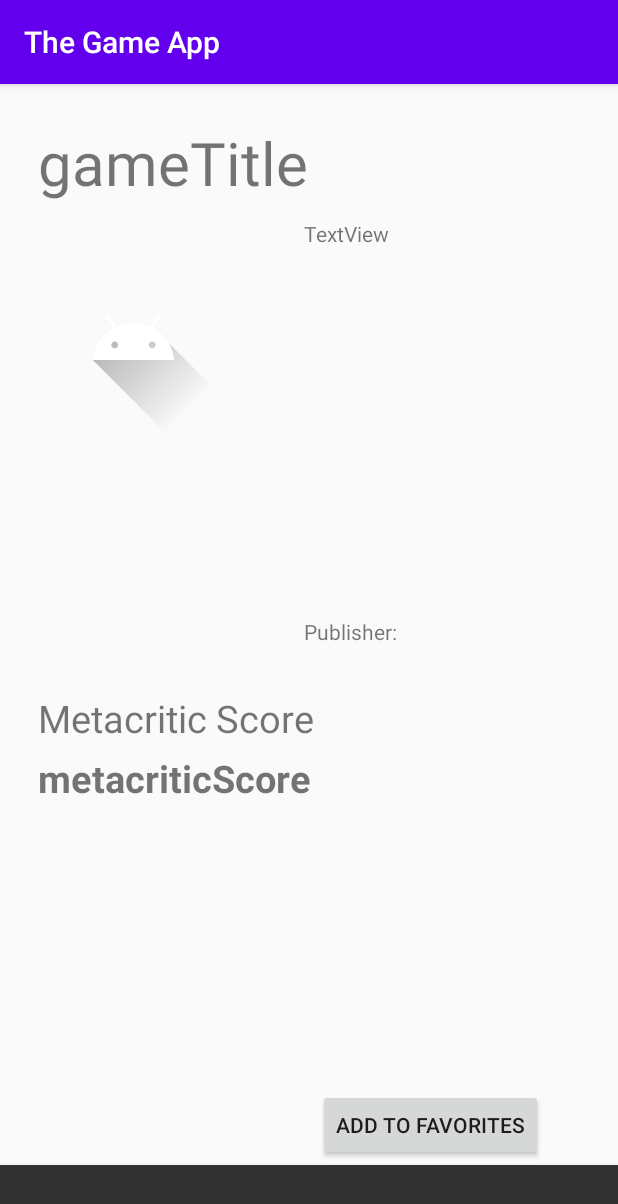
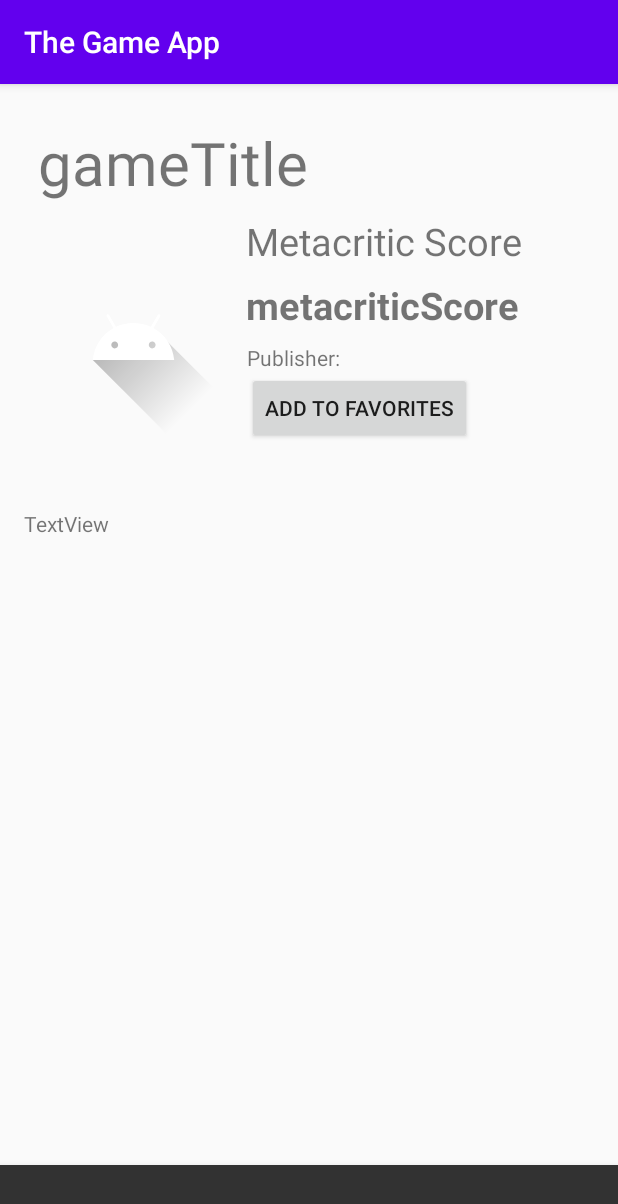
Before and after one commit to dueruen/TheGameapp, an Android app: the fragment GameDetailsFragment shown on its own in the app's theme, after a tap on "ADD TO FAVORITES", on a phone screen of 412 x 824 dp. Shown: the top 1204 px of the screen. Run offline under Robolectric (Android 15) with nearby library versions, the phone set to English and light mode, and no system bars; our stand-ins replace Room's generated code; pictures from the network do not load; 10 statements that could not run were skipped.

Commit message:
Favorite funcs (#2)

```diff
--- a/app/src/main/java/com/example/thegameapp/favorites/FavoriteRepository.java
+++ b/app/src/main/java/com/example/thegameapp/favorites/FavoriteRepository.java
@@ -2,8 +2,10 @@ package com.example.thegameapp.favorites;
 
 import android.app.Application;
 import android.os.AsyncTask;
+import android.util.Log;
 
 import androidx.lifecycle.LiveData;
+import androidx.lifecycle.Observer;
 
 import com.example.thegameapp.favorites.entities.FavoriteDao;
 import com.example.thegameapp.favorites.entities.FavoriteDatabase;
@@ -19,6 +21,7 @@ public class FavoriteRepository {
         FavoriteDatabase database = FavoriteDatabase.getInstance(application);
         favoriteDao = database.favoriteDao();
         favorites = favoriteDao.getFavorites();
+        Log.wtf("TEST", "FAV size " + favorites);
     }
 
     public void insert(FavoriteEntity f) {
--- a/app/src/main/java/com/example/thegameapp/favorites/entities/FavoriteEntity.java
+++ b/app/src/main/java/com/example/thegameapp/favorites/entities/FavoriteEntity.java
@@ -5,13 +5,14 @@ import androidx.room.PrimaryKey;
 
 @Entity(tableName = "favorite_table")
 public class FavoriteEntity {
-    @PrimaryKey(autoGenerate = true)
+    @PrimaryKey
     private int id;
     private String title;
     private int score;
     private String image;
 
-    public FavoriteEntity(String title, int score, String image) {
+    public FavoriteEntity(int id, String title, int score, String image) {
+        this.id = id;
         this.title = title;
         this.score = score;
         this.image = image;
--- a/app/src/main/java/com/example/thegameapp/games/GameDetailsFragment.java
+++ b/app/src/main/java/com/example/thegameapp/games/GameDetailsFragment.java
@@ -21,7 +21,6 @@ import com.example.thegameapp.favorites.FavoritesViewModel;
 import com.example.thegameapp.favorites.entities.FavoriteEntity;
 import com.example.thegameapp.games.entities.Game;
 import com.example.thegameapp.games.entities.Publisher;
-import com.google.android.material.snackbar.BaseTransientBottomBar;
 import com.google.android.material.snackbar.Snackbar;
 
 import java.util.List;
@@ -29,6 +28,7 @@ import java.util.List;
 public class GameDetailsFragment extends Fragment implements View.OnClickListener {
 
     private GamesViewModel gamesViewModel;
+    private FavoritesViewModel favoritesViewModel;
     private TextView gameTitleTV;
     private ScrollView gameDescriptionSV;
     private TextView gameDescriptionTV;
@@ -36,6 +36,7 @@ public class GameDetailsFragment extends Fragment implements View.OnClickListene
     private TextView publisherTV;
     private ImageView gameIV;
     private Button addToFavoritesButton;
+    private boolean isFavorite;
 
     private Game current;
 
@@ -51,10 +52,28 @@ public class GameDetailsFragment extends Fragment implements View.OnClickListene
         publisherTV = root.findViewById(R.id.publisherTextView);
         gameIV = root.findViewById(R.id.gameImage);
 
+        String gameID = getArguments().getString("GAME_ID");
+
+        favoritesViewModel = ViewModelProviders.of(this).get(FavoritesViewModel.class);
         addToFavoritesButton = root.findViewById(R.id.addToFavoritesButton);
         addToFavoritesButton.setOnClickListener(this);
 
-        String gameID = getArguments().getString("GAME_ID");
+        favoritesViewModel.getFavorites().observe(this, new Observer<List<FavoriteEntity>>() {
+            @Override
+            public void onChanged(List<FavoriteEntity> favoriteEntities) {
+                if (favoriteEntities.size()!= 0) {
+                    for (FavoriteEntity f : favoriteEntities) {
+                        if (Integer.toString(f.getId()).equals(gameID)) {
+                            addToFavoritesButton.setText("Remove from favorites");
+                            isFavorite = true;
+                            return;
+                        }
+                    }
+                }
+                addToFavoritesButton.setText("Add to favorites");
+                isFavorite = false;
+            }
+        });
 
         gamesViewModel = ViewModelProviders.of(this).get(GamesViewModel.class);
         gamesViewModel.getGameByID(gameID).observe(this, new Observer<List<Game>>() {
@@ -87,14 +106,13 @@ public class GameDetailsFragment extends Fragment implements View.OnClickListene
             publishersSB.append("\n");
         }
         publisherTV.setText(publishersSB.toString());
-
     }
 
     @Override
     public void onClick(View v) {
         switch (v.getId()) {
             case R.id.addToFavoritesButton:
-                addToFavoritesButtonOnClick(v);
+                favoritesButtonOnClick(v);
                 break;
             default:
                 break;
@@ -102,9 +120,16 @@ public class GameDetailsFragment extends Fragment implements View.OnClickListene
 
     }
 
-    private void addToFavoritesButtonOnClick(View v) {
-        FavoritesViewModel fvm = ViewModelProviders.of(this).get(FavoritesViewModel.class);
-        fvm.insert(new FavoriteEntity(current.getTitle(),current.getScore(),current.getImageURL()));
+
+    private void favoritesButtonOnClick(View v) {
+        if (isFavorite) {
+            favoritesViewModel.delete(new FavoriteEntity(Integer.parseInt(current.getId()), current.getTitle(),current.getScore(),current.getImageURL()));
+            String message = String.format("%s successfully removed from favorites",current.getTitle());
+            Snackbar snack = Snackbar.make(v,message, Snackbar.LENGTH_LONG);
+            snack.show();
+            return;
+        }
+        favoritesViewModel.insert(new FavoriteEntity(Integer.parseInt(current.getId()), current.getTitle(),current.getScore(),current.getImageURL()));
         String message = String.format("%s successfully added to favorites",current.getTitle());
         Snackbar snack = Snackbar.make(v,message, Snackbar.LENGTH_LONG);
         snack.show();
--- a/app/src/main/java/com/example/thegameapp/games/GamesAdapter.java
+++ b/app/src/main/java/com/example/thegameapp/games/GamesAdapter.java
@@ -35,7 +35,7 @@ public class GamesAdapter extends RecyclerView.Adapter<com.example.thegameapp.ga
     public com.example.thegameapp.games.GamesAdapter.GamesHolder onCreateViewHolder(@NonNull ViewGroup parent, int viewType) {
         View itemView = LayoutInflater.from(parent.getContext())
                 .inflate(R.layout.game_item, parent, false);
-        return new com.example.thegameapp.games.GamesAdapter.GamesHolder(itemView);
+        return new GamesHolder(itemView);
     }
 
     @Override
--- a/app/src/main/res/layout/fragment_game_details.xml
+++ b/app/src/main/res/layout/fragment_game_details.xml
@@ -32,13 +32,12 @@
 
     <ScrollView
         android:id="@+id/gameDescriptionScrollView"
-        android:layout_width="202dp"
-        android:layout_height="215dp"
-        android:layout_marginStart="50dp"
-        android:layout_marginLeft="50dp"
-        android:layout_marginTop="90dp"
-        app:layout_constraintStart_toEndOf="@+id/gameImage"
-        app:layout_constraintTop_toTopOf="parent">
+        android:layout_width="341dp"
+        android:layout_height="351dp"
+        android:layout_marginTop="28dp"
+        app:layout_constraintEnd_toEndOf="@+id/metacriticScoreHeadline"
+        app:layout_constraintStart_toStartOf="@+id/gameImage"
+        app:layout_constraintTop_toBottomOf="@+id/gameImage">
 
         <TextView
             android:id="@+id/description"
@@ -51,24 +50,24 @@
         android:id="@+id/metacriticScoreHeadline"
         android:layout_width="wrap_content"
         android:layout_height="wrap_content"
-        android:layout_marginStart="25dp"
-        android:layout_marginLeft="25dp"
-        android:layout_marginTop="150dp"
+        android:layout_marginStart="164dp"
+        android:layout_marginLeft="164dp"
+        android:layout_marginTop="8dp"
         android:text="@string/metacritic_headline"
         android:textSize="25dp"
         app:layout_constraintStart_toStartOf="parent"
-        app:layout_constraintTop_toBottomOf="@+id/gameImage" />
+        app:layout_constraintTop_toBottomOf="@+id/gameTitleTextView" />
 
     <TextView
         android:id="@+id/metacriticScoreTextView"
         android:layout_width="wrap_content"
         android:layout_height="wrap_content"
-        android:layout_marginStart="25dp"
-        android:layout_marginLeft="25dp"
-        android:layout_marginTop="5dp"
+        android:layout_marginStart="164dp"
+        android:layout_marginLeft="164dp"
+        android:layout_marginTop="8dp"
         android:text="metacriticScore"
+        android:textSize="25dp"
         android:textStyle="bold"
-        android:textSize="25dp"
         app:layout_constraintStart_toStartOf="parent"
         app:layout_constraintTop_toBottomOf="@+id/metacriticScoreHeadline" />
 
@@ -76,33 +75,30 @@
         android:id="@+id/publisherHeadline"
         android:layout_width="wrap_content"
         android:layout_height="wrap_content"
-        android:layout_marginStart="50dp"
-        android:layout_marginLeft="50dp"
-        android:layout_marginTop="50dp"
+        android:layout_marginStart="12dp"
+        android:layout_marginLeft="12dp"
+        android:layout_marginTop="8dp"
         android:text="@string/publisher_headline"
         app:layout_constraintStart_toEndOf="@+id/gameImage"
-        app:layout_constraintTop_toBottomOf="@+id/gameDescriptionScrollView" />
+        app:layout_constraintTop_toBottomOf="@+id/metacriticScoreTextView" />
 
     <TextView
         android:id="@+id/publisherTextView"
         android:layout_width="wrap_content"
         android:layout_height="wrap_content"
-        android:layout_marginStart="5dp"
-        android:layout_marginLeft="5dp"
-        android:layout_marginTop="50dp"
+        android:layout_marginStart="12dp"
+        android:layout_marginLeft="12dp"
+        android:layout_marginTop="9dp"
         android:text="publisher "
         app:layout_constraintStart_toEndOf="@+id/publisherHeadline"
-        app:layout_constraintTop_toBottomOf="@+id/gameDescriptionScrollView" />
+        app:layout_constraintTop_toBottomOf="@+id/metacriticScoreTextView" />
 
     <Button
         android:id="@+id/addToFavoritesButton"
         android:layout_width="wrap_content"
         android:layout_height="wrap_content"
-        android:layout_marginEnd="50dp"
-        android:layout_marginRight="50dp"
-        android:layout_marginBottom="50dp"
         android:text="@string/add_to_favorites_button"
-        app:layout_constraintBottom_toBottomOf="parent"
-        app:layout_constraintEnd_toEndOf="parent" />
+        app:layout_constraintStart_toStartOf="@+id/publisherHeadline"
+        app:layout_constraintTop_toBottomOf="@+id/publisherHeadline" />
 
 </androidx.constraintlayout.widget.ConstraintLayout>
```
Also changed, not shown: app/src/main/java/com/example/thegameapp/favorites/FavoritesAdapter.java (+19 -8 lines), app/src/main/java/com/example/thegameapp/favorites/FavoritesFragment.java (+13 -2 lines), app/src/main/java/com/example/thegameapp/favorites/entities/FavoriteDatabase.java (+7 -3 lines), app/src/main/res/navigation/mobile_navigation.xml (+7 -1 lines).
